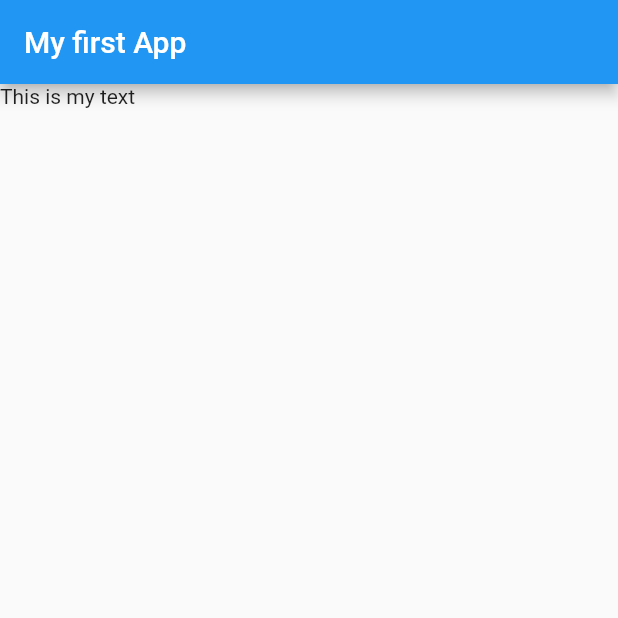
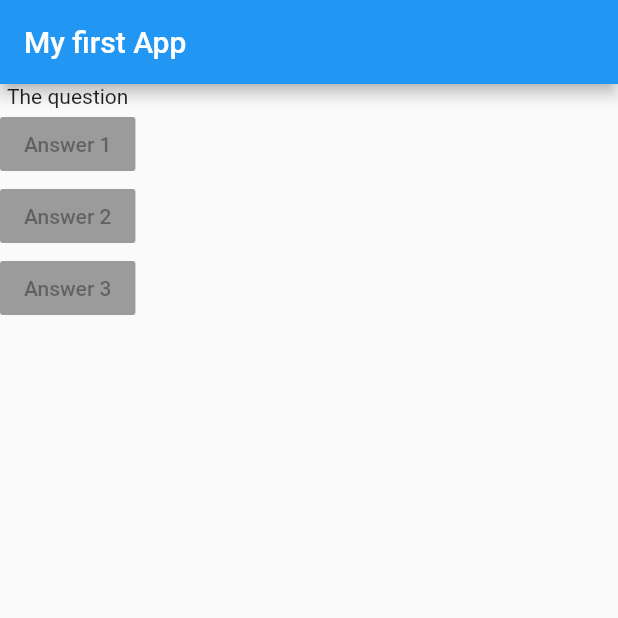
Before and after one commit to hamzaali81/flutter-app-testing, a Flutter app: the screen it shows after launch, on a phone screen of 412 x 824 dp, the top half of it. Run offline on Flutter 3.47's test engine with Material 2 defaults, Android fonts, the phone set to English and light mode, and no system bars.

Commit message:
Add buttons

```diff
--- a/app/lib/main.dart
+++ b/app/lib/main.dart
@@ -3,16 +3,34 @@ import 'package:flutter/material.dart';
 //   runApp(MyApp());
 // }
 void main() => runApp(MyApp());
+
 class MyApp extends StatelessWidget{
+  void answerQuestion(){
+    print('Answer question!');
+  }
+  @override
  Widget build(BuildContext context){
+   var questions=[
+     'What\'s is your favorite colour?',
+      'What\'s your favorite animal?'
+   ];
   //  @override
        return MaterialApp(home: Scaffold(
          appBar: AppBar(title: Text('My first App'),
          ),
-         body: Text('This is my text'),
+        //  body: Text('This is my text'),
+        body: Column(
+          children:
+          //  <Widget>[
+          [
+            Text('The question'),
+            RaisedButton(child: Text('Answer 1'),onPressed: null,),
+            RaisedButton(child: Text('Answer 2'),onPressed: null),
+            RaisedButton(child: Text('Answer 3'),onPressed: null),
+           ],
+           ),
                                         //Ctrl+Space
        ),
        );
-
-  }
 }
+}
```
